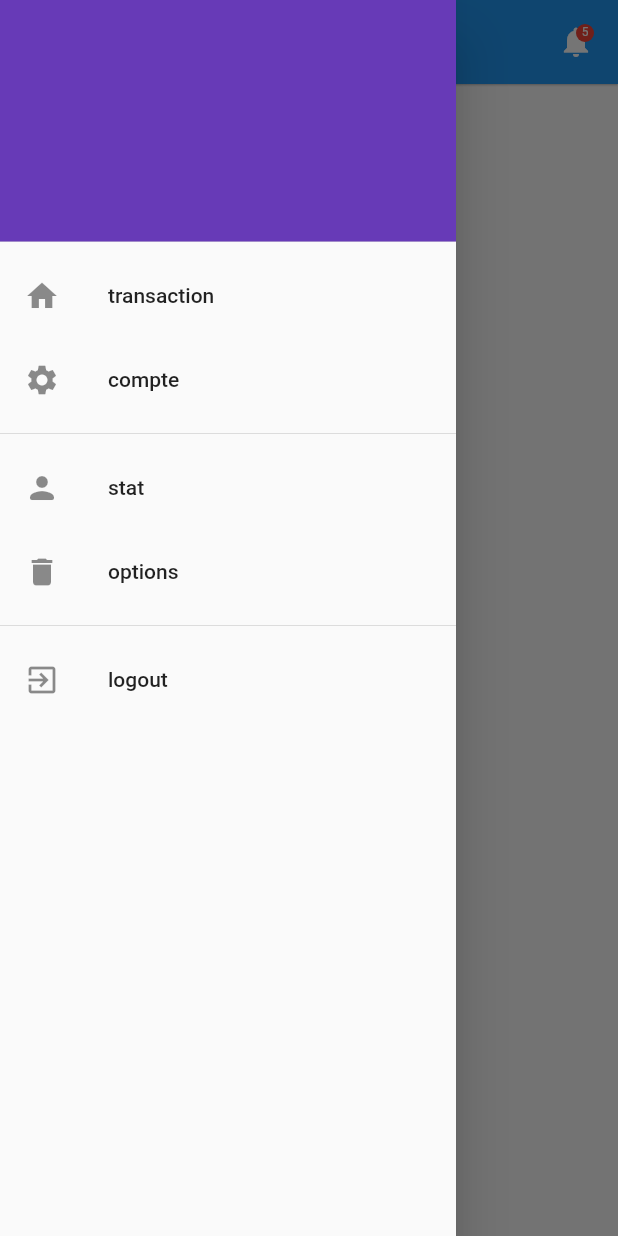
After one commit to ahmed-bs/mobile, a Flutter app: the ProfilePage screen opened directly, with the side drawer open, on a phone screen of 412 x 824 dp. The commit adds this screen. Run offline on Flutter 3.47's test engine with Material 2 defaults, Android fonts, the phone set to English and light mode, and no system bars; our stand-ins replace font_awesome_flutter, hexcolor; accounts and stored records are empty.

Commit message:
home et menu

```diff
--- /dev/null
+++ b/lib/profile_page.dart
@@ -0,0 +1,67 @@
+
+import 'package:flutter/cupertino.dart';
+import 'package:flutter/material.dart';
+import 'package:flutter/services.dart';
+import 'package:mobile/login_page.dart';
+import 'package:mobile/widgets/header_widget.dart';
+import 'package:mobile/widgets/navigation_drawer_widget.dart';
+import 'registration_page.dart';
+
+class ProfilePage extends StatefulWidget{
+
+  @override
+  State<StatefulWidget> createState() {
+     return _ProfilePageState();
+  }
+}
+
+class _ProfilePageState extends State<ProfilePage>{
+
+  double  _drawerIconSize = 24;
+  double _drawerFontSize = 17;
+
+  @override
+  Widget build(BuildContext context) {
+    return Scaffold(
+     drawer: const NavigationDrawer(),
+      appBar: AppBar(
+        title: Text("Profile Page",
+          style: TextStyle(color: Colors.white, fontWeight: FontWeight.bold),
+        ),
+        elevation: 0.5,
+        iconTheme: IconThemeData(color: Colors.white),
+        flexibleSpace:Container(
+          decoration: BoxDecoration(
+              gradient: LinearGradient(
+                  begin: Alignment.topLeft,
+                  end: Alignment.bottomRight,
+                  colors: <Color>[Theme.of(context).primaryColor, Theme.of(context).accentColor,]
+              )
+          ),
+        ),
+        actions: [
+          Container(
+            margin: EdgeInsets.only( top: 16, right: 16,),
+            child: Stack(
+              children: <Widget>[
+                Icon(Icons.notifications),
+                Positioned(
+                  right: 0,
+                  child: Container(
+                    padding: EdgeInsets.all(1),
+                    decoration: BoxDecoration( color: Colors.red, borderRadius: BorderRadius.circular(6),),
+                    constraints: BoxConstraints( minWidth: 12, minHeight: 12, ),
+                    child: Text( '5', style: TextStyle(color: Colors.white, fontSize: 8,), textAlign: TextAlign.center,),
+                  ),
+                )
+              ],
+            ),
+          )
+        ],
+      ),
+
+
+    );
+  }
+
+}
--- a/lib/registration_page.dart
+++ b/lib/registration_page.dart
@@ -1,11 +1,10 @@
 
 import 'package:flutter/cupertino.dart';
 import 'package:flutter/material.dart';
-import 'package:flutter_login_ui/common/theme_helper.dart';
-import 'package:flutter_login_ui/pages/widgets/header_widget.dart';
+import 'package:mobile/common/theme_helper.dart';
+import 'package:mobile/widgets/header_widget.dart';
 import 'package:font_awesome_flutter/font_awesome_flutter.dart';
 import 'package:hexcolor/hexcolor.dart';
-
 import 'profile_page.dart';
 
 class RegistrationPage extends  StatefulWidget{
--- /dev/null
+++ b/lib/widgets/navigation_drawer_widget.dart
@@ -0,0 +1,65 @@
+// ignore_for_file: unused_local_variable
+
+import 'package:flutter/material.dart';
+
+class NavigationDrawer extends StatefulWidget {
+  const NavigationDrawer({Key? key}) : super(key: key);
+
+  @override
+  NavigationDrawerWidget createState() => NavigationDrawerWidget();
+}
+class NavigationDrawerWidget extends State<NavigationDrawer> {
+
+  @override
+  Widget build(BuildContext context) {
+
+    return Drawer(
+
+      child: ListView(
+        // Remove padding
+        padding: EdgeInsets.zero,
+        children: [
+          Builder(
+            builder: (context) {
+              return UserAccountsDrawerHeader(
+                  decoration: BoxDecoration(
+                   color: Colors.deepPurple,
+               ), accountEmail: null,
+                accountName: null,
+
+              );
+            }
+          ),
+           ListTile(
+            leading: Icon(Icons.home),
+            title: Text('transaction'),
+             onTap: ()  => null,),
+          ListTile(
+            leading: Icon(Icons.settings),
+            title: Text('compte'),
+             onTap: ()   => null,
+          ),
+
+          Divider(),
+          ListTile(
+            leading: Icon(Icons.person_rounded),
+            title: Text('stat'),
+           onTap: () => null,
+                            ),
+          ListTile(
+            leading: Icon(Icons.delete),
+            title: Text('options'),
+            onTap: () => null,
+          ),
+          Divider(),
+          ListTile(
+            title: Text('logout'),
+            leading: Icon(Icons.exit_to_app),
+            onTap: () => null,
+          ),
+        ],
+      ),
+    );
+  }
+
+}
--- a/pubspec.yaml
+++ b/pubspec.yaml
@@ -34,6 +34,9 @@ dependencies:
   # The following adds the Cupertino Icons font to your application.
   # Use with the CupertinoIcons class for iOS style icons.
   cupertino_icons: ^1.0.2
+  hexcolor: ^2.0.4
+  font_awesome_flutter: ^9.1.0
+  otp_text_field: ^1.1.1
 
 dev_dependencies:
   flutter_test:
```
Also changed, not shown: pubspec.lock, 3 other files.
